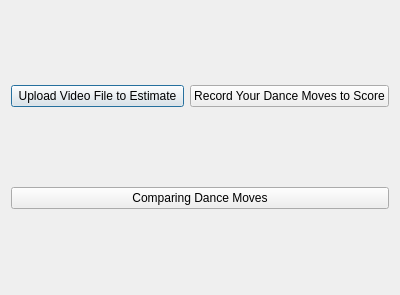
Old version of the form fyp-gui/Home_Screen.ui in the repository AdiSuresh/dance-evaluator.
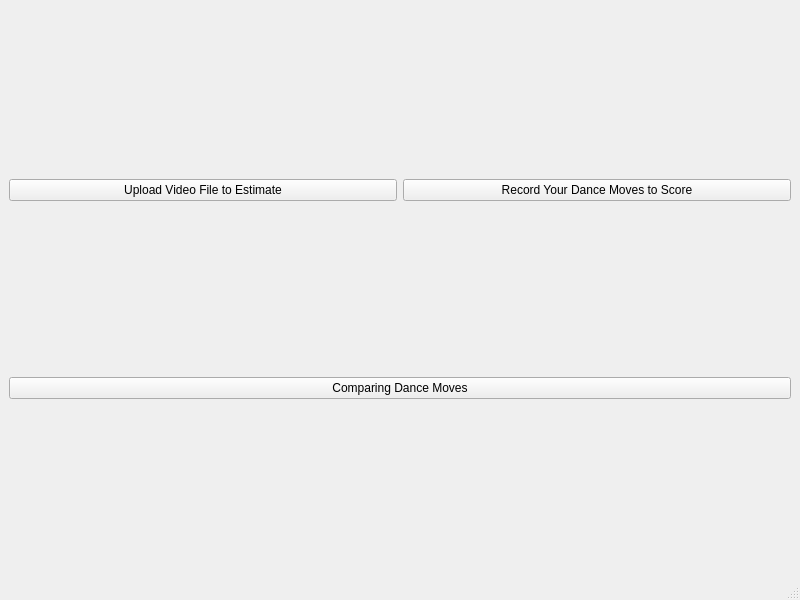
New version of the form.

Diff of the .ui file:
```diff
--- a/fyp-gui/Home_Screen.ui
+++ b/fyp-gui/Home_Screen.ui
@@ -1,21 +1,19 @@
 <?xml version="1.0" encoding="UTF-8"?>
 <ui version="4.0">
- <class>Home_Screen</class>
- <widget class="QDialog" name="Home_Screen">
+ <class>MainWindow</class>
+ <widget class="QMainWindow" name="MainWindow">
   <property name="geometry">
    <rect>
     <x>0</x>
     <y>0</y>
-    <width>400</width>
-    <height>295</height>
+    <width>800</width>
+    <height>600</height>
    </rect>
   </property>
   <property name="windowTitle">
    <string>Dance Pose Evaluator</string>
   </property>
-  <property name="styleSheet">
-   <string notr="true"/>
-  </property>
+  <widget class="QWidget" name="centralwidget">
   <layout class="QGridLayout" name="gridLayout">
    <item row="0" column="0">
     <widget class="QPushButton" name="Upload_video">
@@ -39,6 +37,18 @@
     </widget>
    </item>
   </layout>
+  </widget>
+  <widget class="QMenuBar" name="menubar">
+   <property name="geometry">
+    <rect>
+     <x>0</x>
+     <y>0</y>
+     <width>800</width>
+     <height>21</height>
+    </rect>
+   </property>
+  </widget>
+  <widget class="QStatusBar" name="statusbar"/>
  </widget>
  <resources/>
  <connections/>
```
Left out of the diff: 2 changed lines with no effect on the pictures. Lines whose indentation alone changed are shown as unchanged.
